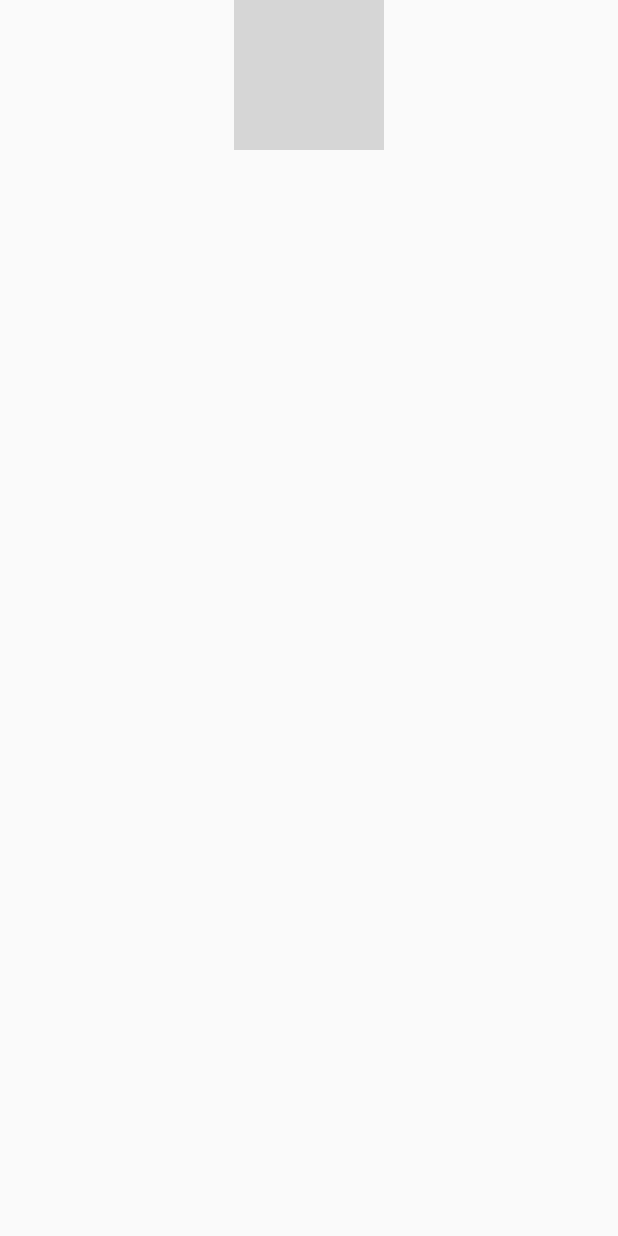
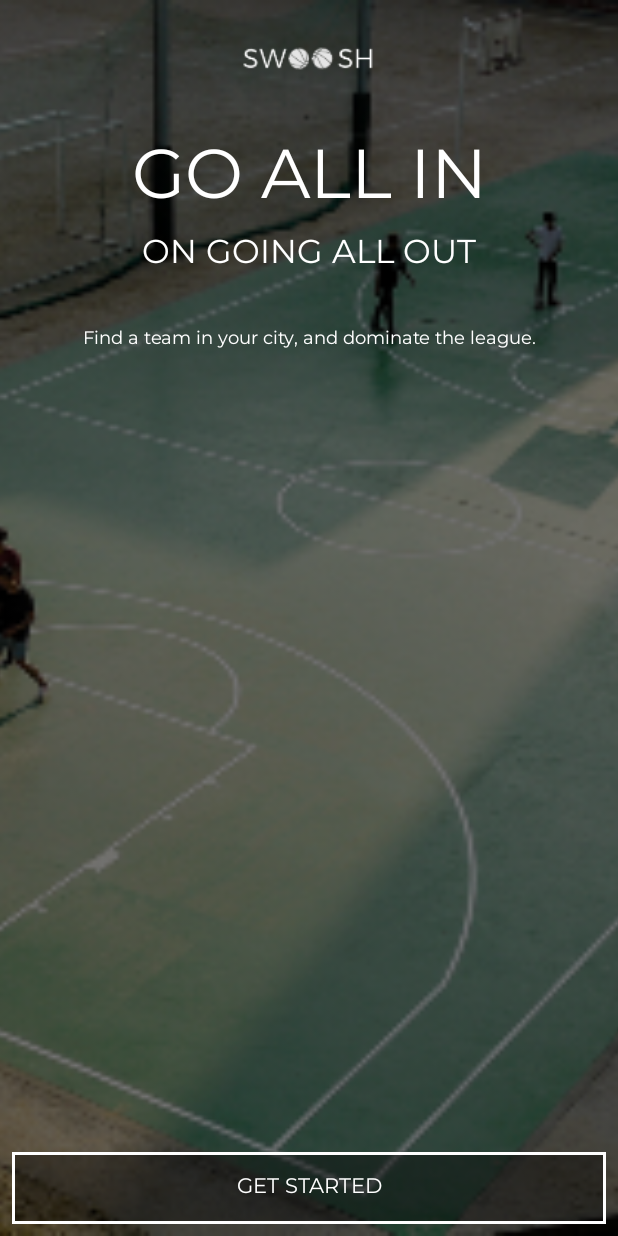
Before and after one commit to isanchezp/Swoosh-App, an Android app: the layout activity_welcome.xml on its own in the app's theme, with its tools: preview values and no code run, on a phone screen of 412 x 824 dp. Run offline under Robolectric (Android 15) with nearby library versions, the phone set to English and light mode, and no system bars; grey boxes are pictures that could not be loaded.

Commit message:
final design for welcome activity

```diff
--- a/app/src/main/AndroidManifest.xml
+++ b/app/src/main/AndroidManifest.xml
@@ -16,6 +16,9 @@
                 <category android:name="android.intent.category.LAUNCHER" />
             </intent-filter>
         </activity>
+        <meta-data
+            android:name="preloaded_fonts"
+            android:resource="@array/preloaded_fonts" />
     </application>
 
 </manifest>
--- a/app/src/main/java/com/ivan/section5/WelcomeActivity.kt
+++ b/app/src/main/java/com/ivan/section5/WelcomeActivity.kt
@@ -3,9 +3,9 @@ package com.ivan.section5
 import androidx.appcompat.app.AppCompatActivity
 import android.os.Bundle
 
-class MainActivity : AppCompatActivity() {
+class WelcomeActivity : AppCompatActivity() {
     override fun onCreate(savedInstanceState: Bundle?) {
         super.onCreate(savedInstanceState)
-        setContentView(R.layout.activity_main)
+        setContentView(R.layout.activity_welcome)
     }
 }
--- a/app/src/main/res/drawable/swoosh_button.xml
+++ b/app/src/main/res/drawable/swoosh_button.xml
@@ -1,4 +1,10 @@
 <?xml version="1.0" encoding="utf-8"?>
-<shape xmlns:android="http://schemas.android.com/apk/res/android">
+<shape xmlns:android="http://schemas.android.com/apk/res/android"
+    android:shape="rectangle">
 
+    <solid android:color="#64000000" />
+
+    <stroke
+        android:width="2dp"
+        android:color="@android:color/white" />
 </shape>
--- a/app/src/main/res/layout/activity_welcome.xml
+++ b/app/src/main/res/layout/activity_welcome.xml
@@ -6,22 +6,84 @@
     android:layout_height="match_parent"
     tools:context=".WelcomeActivity">
 
-    <TextView
-        android:layout_width="wrap_content"
-        android:layout_height="wrap_content"
+    <ImageView
+        android:layout_width="0dp"
+        android:layout_height="0dp"
+        android:scaleType="centerCrop"
         app:layout_constraintBottom_toBottomOf="parent"
-        app:layout_constraintLeft_toLeftOf="parent"
-        app:layout_constraintRight_toRightOf="parent"
-        app:layout_constraintTop_toTopOf="parent"
-        tools:text="@tools:sample/date/ddmmyy" />
-
-    <ImageView
-        android:layout_width="100dp"
-        android:layout_height="100dp"
         app:layout_constraintEnd_toEndOf="parent"
         app:layout_constraintStart_toStartOf="parent"
         app:layout_constraintTop_toTopOf="parent"
         tools:ignore="ContentDescription"
-        tools:src="@tools:sample/avatars"/>
+        tools:src="@drawable/welcomescreenbg" />
+
+    <ImageView
+        android:id="@+id/iv_logo"
+        android:layout_width="90dp"
+        android:layout_height="30dp"
+        android:layout_marginTop="24dp"
+        android:elevation="1dp"
+        android:scaleType="fitCenter"
+        android:src="@drawable/swooshlogo"
+        app:layout_constraintEnd_toEndOf="parent"
+        app:layout_constraintStart_toStartOf="parent"
+        app:layout_constraintTop_toTopOf="parent"
+        tools:ignore="ContentDescription" />
+
+    <TextView
+        android:id="@+id/tv_header"
+        android:layout_width="wrap_content"
+        android:layout_height="wrap_content"
+        android:layout_marginTop="32dp"
+        android:elevation="1dp"
+        android:fontFamily="@font/montserrat"
+        android:text="GO ALL IN"
+        android:textColor="@android:color/white"
+        android:textSize="46sp"
+        app:layout_constraintEnd_toEndOf="parent"
+        app:layout_constraintStart_toStartOf="parent"
+        app:layout_constraintTop_toBottomOf="@id/iv_logo" />
+
+    <TextView
+        android:id="@+id/tv_subheader"
+        android:layout_width="wrap_content"
+        android:layout_height="wrap_content"
+        android:elevation="1dp"
+        android:fontFamily="@font/montserrat"
+        android:text="ON GOING ALL OUT"
+        android:textColor="@android:color/white"
+        android:textSize="22sp"
+        app:layout_constraintEnd_toEndOf="parent"
+        app:layout_constraintStart_toStartOf="parent"
+        app:layout_constraintTop_toBottomOf="@id/tv_header" />
+
+    <TextView
+        android:layout_width="wrap_content"
+        android:layout_height="wrap_content"
+        android:layout_marginTop="32dp"
+        android:elevation="1dp"
+        android:fontFamily="@font/montserrat"
+        android:text="Find a team in your city, and dominate the league."
+        android:textColor="@android:color/white"
+        android:textSize="12sp"
+        app:layout_constraintEnd_toEndOf="parent"
+        app:layout_constraintStart_toStartOf="parent"
+        app:layout_constraintTop_toBottomOf="@id/tv_subheader" />
+
+    <Button
+        android:id="@+id/btn_get_started"
+        android:layout_width="0dp"
+        android:layout_height="wrap_content"
+        android:layout_marginStart="8dp"
+        android:layout_marginEnd="8dp"
+        android:layout_marginBottom="8dp"
+        android:background="@drawable/swoosh_button"
+        android:fontFamily="@font/montserrat"
+        android:text="GET STARTED"
+        android:textColor="@android:color/white"
+        android:textSize="14sp"
+        app:layout_constraintBottom_toBottomOf="parent"
+        app:layout_constraintEnd_toEndOf="parent"
+        app:layout_constraintStart_toStartOf="parent" />
 
 </androidx.constraintlayout.widget.ConstraintLayout>
```
